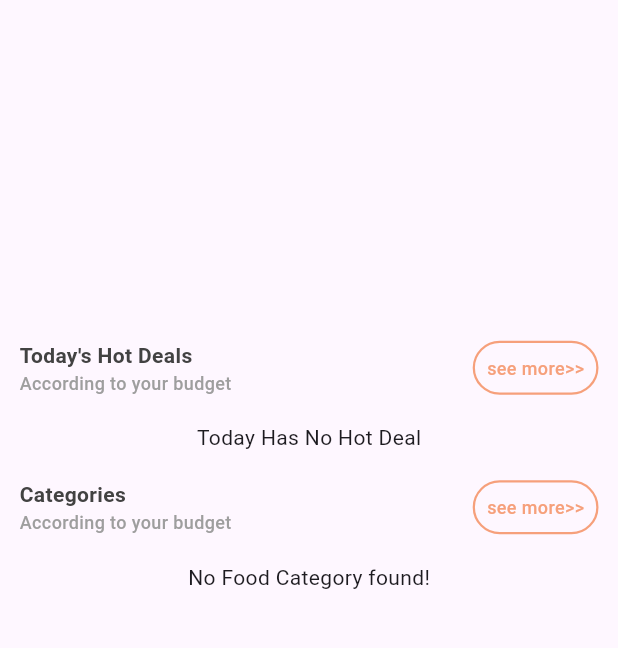
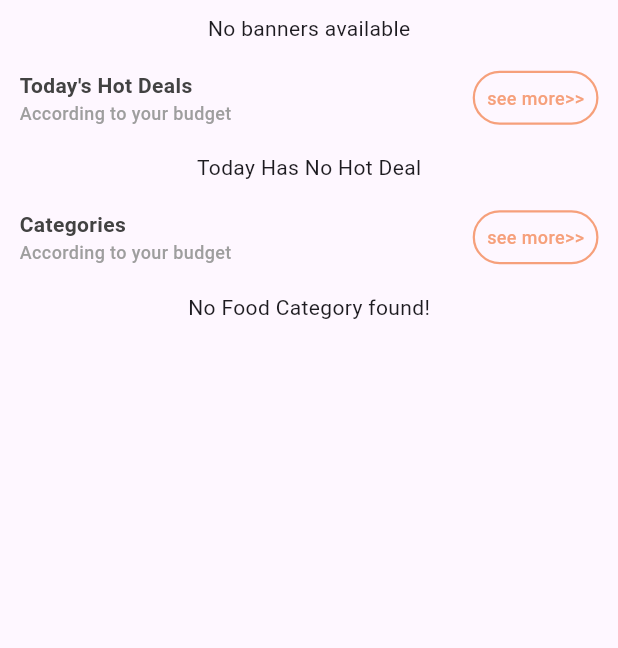
Before and after one commit to Anik-Adnan/Carnival-Fine-Dining, a Flutter app: the MainScreen screen opened directly, in the side drawer, after a tap on "see more>>", on a phone screen of 412 x 824 dp, the part 84-732 px from its top. Run offline on Flutter 3.47's test engine with Material 3 defaults, Android fonts, the phone set to English and light mode, and no system bars; drawn by our look-alikes of carousel_slider; our stand-ins replace cached_network_image, cloud_firestore, firebase_auth, firebase_core, firebase_messaging, flutter_easyloading and 8 more; missing offline and left inert: image_card; accounts and stored records are empty; key blocks and very long unbroken strings in the code were emptied for the run.

Commit message:
tapable banner added

```diff
--- a/carnival_fine_dining_restaurant_project/lib/controllers/banner-controller.dart
+++ b/carnival_fine_dining_restaurant_project/lib/controllers/banner-controller.dart
@@ -1,34 +1,38 @@
 
+import 'package:carnival_fine_dining_restaurant_project/models/food_model.dart';
 import 'package:cloud_firestore/cloud_firestore.dart';
+import 'package:flutter/material.dart';
 import 'package:get/get.dart';
 
-class BannerController extends GetxController{
-  RxList<String> bannersUrls = RxList<String>([]);
-  RxList<Map<String, String>> banners = RxList<Map<String, String>>([]);
+class BannerController extends GetxController {
+  RxList<FoodModel> banners = <FoodModel>[].obs;
+
+  @override
+  void onInit() {
+    super.onInit();
+    fetchBanners();
+  }
+
+  Future<void> fetchBanners() async {
+    try {
+      final snapshot = await FirebaseFirestore.instance
+          .collection('foods')
+          .where('isBanner', isEqualTo: true)
+          .get();
+
+      // Map the snapshot data to a list of FoodModel objects
+      List<FoodModel> bannerList = snapshot.docs.map((doc) {
+        return FoodModel.fromJson(doc.data());
+      }).toList();
 
 
-  @override
-  void onInit(){
-    super.onInit();
-    fetchBannersUrls();
-  }
+      // Update the controller with the fetched banners
+      banners.assignAll(bannerList);
 
-  Future<void> fetchBannersUrls()async{
-    try{
-      QuerySnapshot bannersSnapshot = await FirebaseFirestore.instance.collection('banners').get();
-      // QuerySnapshot bannersSnapshotForFoodItems = await FirebaseFirestore.instance.collection('foods').where('isSale', isEqualTo: true).get();
+      print("Banner list = "+banners.toString());
 
-      // from banner collection
-      if(bannersSnapshot.docs.isNotEmpty){
-        bannersUrls.value = bannersSnapshot.docs
-            .map((doc) => doc['imgUrl'] as String).toList();
-      }
-
-      else {
-        print('No banners found.');
-      }
-    } catch(e){
-      print("$e");
+    } catch (e) {
+      debugPrint("Error fetching banners: $e");
     }
   }
 }
--- a/carnival_fine_dining_restaurant_project/lib/custom_widgets/banner-widget.dart
+++ b/carnival_fine_dining_restaurant_project/lib/custom_widgets/banner-widget.dart
@@ -1,6 +1,9 @@
 
 import 'package:cached_network_image/cached_network_image.dart';
+import 'package:carnival_fine_dining_restaurant_project/models/food_model.dart';
+import 'package:carnival_fine_dining_restaurant_project/screens/user-panel/food_details_screen.dart';
 import 'package:carousel_slider/carousel_slider.dart';
+import 'package:cloud_firestore/cloud_firestore.dart';
 import 'package:flutter/cupertino.dart';
 import 'package:flutter/material.dart';
 import 'package:get/get.dart';
@@ -16,16 +19,25 @@ class BannerWidget extends StatefulWidget{
 class _BannerWidgetState extends State<BannerWidget>{
   final CarouselController carouselController = CarouselController();
   final BannerController _bannerController = Get.put(BannerController());
+
+
+
+
   @override
   Widget build(BuildContext context) {
     return Container(
       child: Obx((){
+        if (_bannerController.banners.isEmpty) {
+          return Center(child: Text('No banners available'));
+        }
         return CarouselSlider(
-          items: _bannerController.bannersUrls.map((imgUrls)=>
-            ClipRRect(
+          items: _bannerController.banners.map((foodModel)=>
+              GestureDetector(
+                onTap: ()=> Get.to(FoodDetailsScreen(foodModel: foodModel)),
+                child: ClipRRect(
                   borderRadius: BorderRadius.circular(10.0),
                   child: CachedNetworkImage(
-                imageUrl: imgUrls,
+                    imageUrl: foodModel.bannerImg.toString(),
                     fit: BoxFit.cover,
                     width: Get.width-10.0,
                   placeholder: (context,url)=>
@@ -35,6 +47,7 @@ class _BannerWidgetState extends State<BannerWidget>{
                           child: CupertinoActivityIndicator(),
                     ),),
                     errorWidget: (context,url,error) => Icon(Icons.error),
+                  ),
                           ),
               ),).toList(),
             options: CarouselOptions(
--- a/carnival_fine_dining_restaurant_project/lib/screens/user-panel/food_details_screen.dart
+++ b/carnival_fine_dining_restaurant_project/lib/screens/user-panel/food_details_screen.dart
@@ -238,7 +238,8 @@ class _FoodDetailsScreenState extends State<FoodDetailsScreen>{
 
               // reviews
               FutureBuilder(
-                future: FirebaseFirestore.instance.collection('foods').doc(widget.foodModel.foodId).collection('reviews').get(),
+                future: FirebaseFirestore.instance.collection('foods').doc(widget.foodModel.foodId
+                ).collection('reviews').get(),
                 builder: (BuildContext context, AsyncSnapshot<QuerySnapshot> snapshot) {
                   if (snapshot.hasError) {
                     return Center(
```
Also changed, not shown: carnival_fine_dining_restaurant_project/lib/models/food_model.dart (+39 -1 lines). Lines whose indentation alone changed are shown as unchanged.
